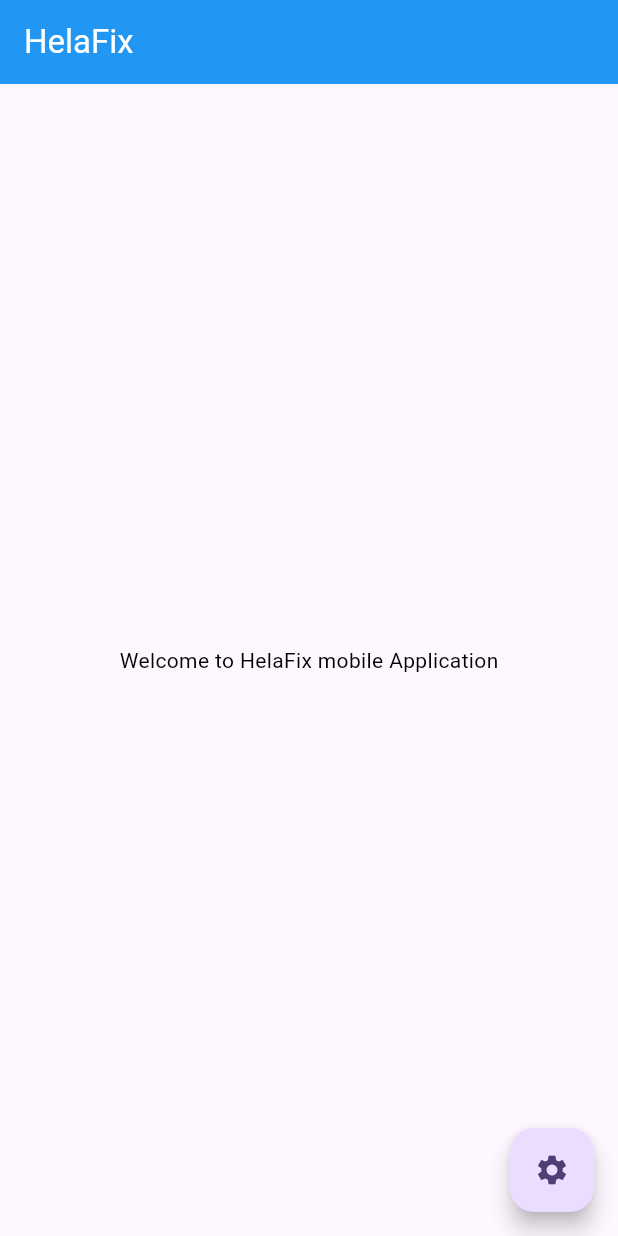
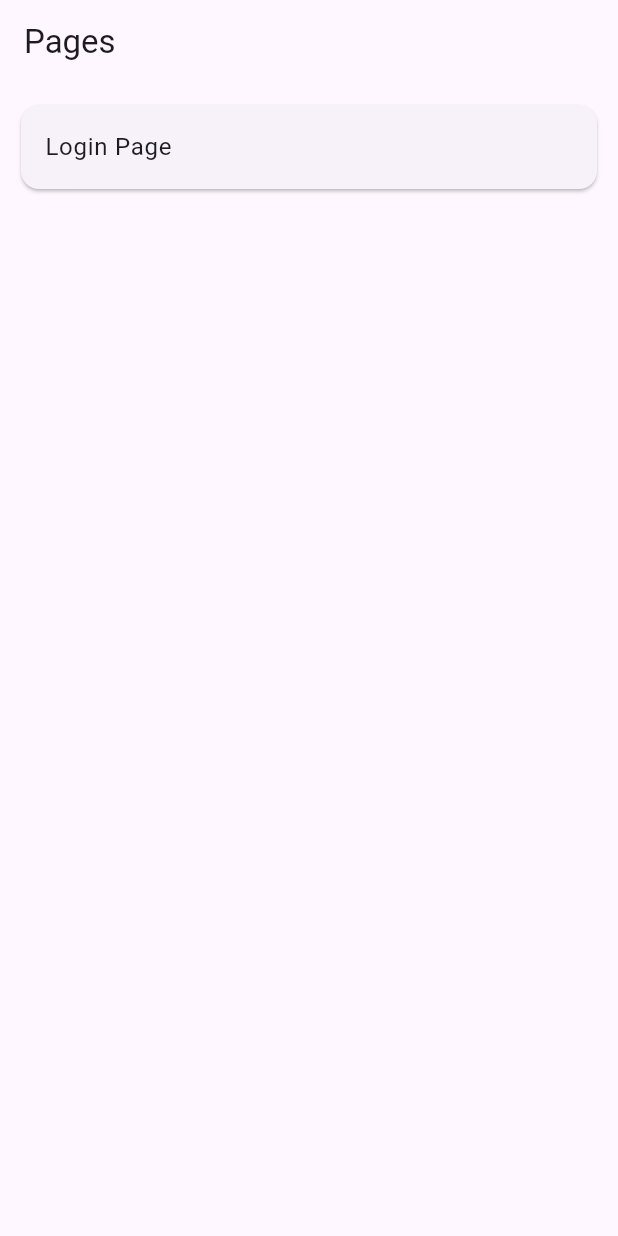
Before and after one commit to BinodPerera/HelaFix, a Flutter app: the screen it shows after launch, on a phone screen of 412 x 824 dp. Run offline on Flutter 3.47's test engine with Material 3 defaults, Android fonts, the phone set to English and light mode, and no system bars.

Commit message:
login page UI

```diff
--- a/helafix_mobile_app/lib/main.dart
+++ b/helafix_mobile_app/lib/main.dart
@@ -1,4 +1,8 @@
 import 'package:flutter/material.dart';
+
+// importing pages from pages folder
+import './pages/pages.dart';
+import './pages/login.dart';
 
 void main() {
   runApp(const MyApp());
@@ -11,61 +15,11 @@
   @override
   Widget build(BuildContext context) {
     return MaterialApp(
-      title: 'HelaFix',
-      theme: ThemeData(
-
-        colorScheme: ColorScheme.fromSeed(seedColor: Colors.deepPurple),
-        useMaterial3: true,
-      ),
-      home: const MyHomePage(title: 'HelaFix'),
+      initialRoute: '/',
+      routes: {
+        '/': (context) => Pages(),
+        '/login': (context) => Login()
+      }
     );
   }
 }
-
-class MyHomePage extends StatefulWidget {
-  const MyHomePage({super.key, required this.title});
-
-  final String title;
-
-  @override
-  State<MyHomePage> createState() => _MyHomePageState();
-}
-
-class _MyHomePageState extends State<MyHomePage> {
-
-  @override
-  Widget build(BuildContext context) {
-    return Scaffold(
-
-      appBar: AppBar(
-        backgroundColor: Colors.blue,
-        title: Text(
-          "HelaFix",
-          style: TextStyle(color: Colors.white), // Set the title color to white
-        ),
-      ),
-
-      body: Center(
-        child: Column(
-          mainAxisAlignment: MainAxisAlignment.center,
-          children: <Widget>[
-            const Text(
-              'Welcome to HelaFix mobile Application',
-              style: TextStyle(
-                color: Color.fromARGB(255, 0, 0, 0),
-              ),
-            ),
-
-          ],
-        ),
-      ),
-
-      floatingActionButton: FloatingActionButton(
-        onPressed: null,
-        tooltip: 'Increment',
-        child: const Icon(Icons.settings),
-      ),
-
-    );
-  }
-}
--- /dev/null
+++ b/helafix_mobile_app/lib/pages/pages.dart
@@ -0,0 +1,32 @@
+import 'package:flutter/material.dart';
+
+class Pages extends StatelessWidget {
+  const Pages({super.key});
+
+  @override
+  Widget build(BuildContext context) {
+    return Scaffold(
+      appBar: AppBar(
+        title: const Text('Pages'),
+      ),
+      body: Padding(
+        padding: const EdgeInsets.all(10.0),
+        child: Column(
+          //mainAxisAlignment: MainAxisAlignment.center,
+          children: [
+
+            Card(
+              child: ListTile(
+                title: const Text('Login Page'),
+                onTap: () {
+                  Navigator.pushNamed(context, '/login');
+                },
+              ),
+            ),
+
+          ],
+        ),
+      )
+    );
+  }
+}
```
Also changed, not shown: helafix_mobile_app/lib/components/appbar.dart (added, +20 -0 lines), helafix_mobile_app/lib/pages/login.dart (added, +150 -0 lines), helafix_mobile_app/pubspec.yaml (+6 -3 lines), helafix_mobile_app/assets/images/google.png (added), helafix_mobile_app/assets/images/logo_bg_dark.png (added), helafix_mobile_app/assets/images/logo_bg_light.png (added), 9 other files.
